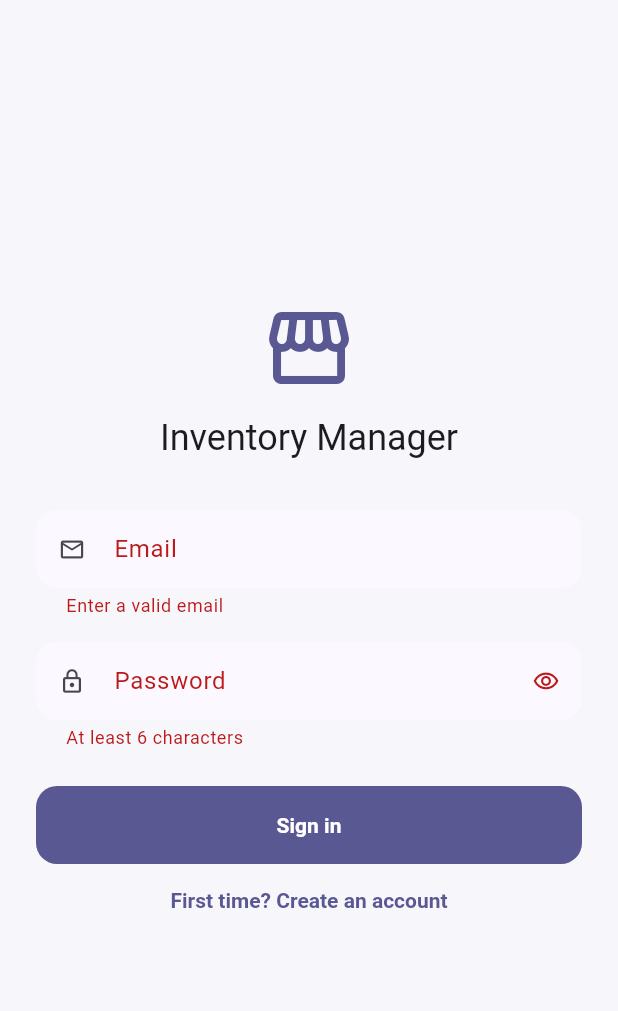
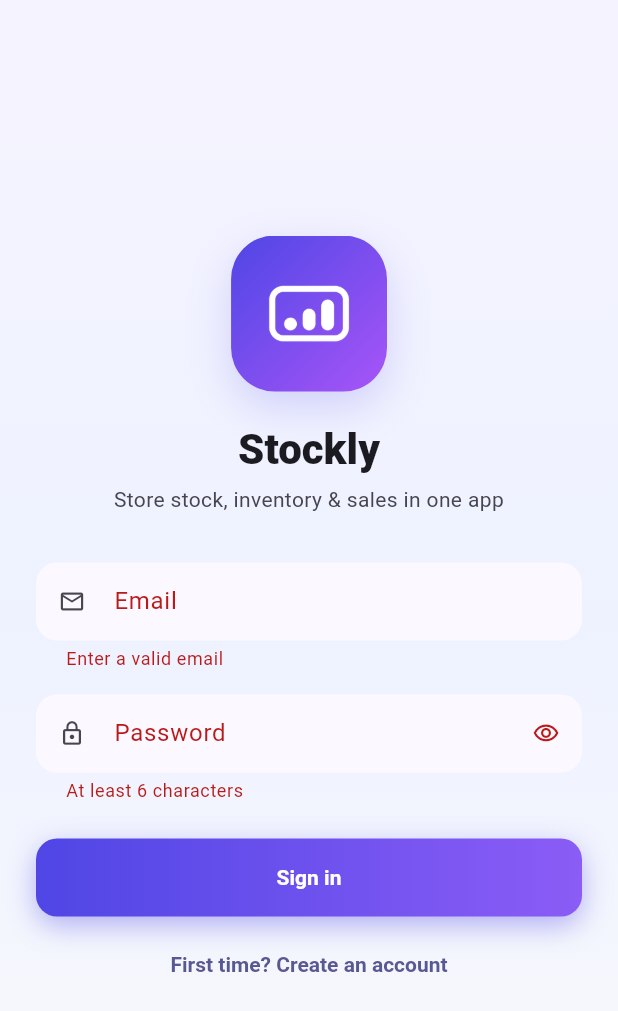
Before and after one commit to apollocked/stock_check_data_entry, a Flutter app: the screen it shows after launch, after a tap on "Sign in", on a phone screen of 412 x 824 dp. Shown: the top 1011 px of the screen. Run offline on Flutter 3.47's test engine with Material 3 defaults, Android fonts, the phone set to English and light mode, and no system bars; our stand-ins replace cross_file, csv, flutter_riverpod, image_picker, share_plus, supabase_flutter; missing offline and left inert: excel, mobile_scanner; accounts and stored records are empty.

Commit message:
refactor(CodeBase) : Ui files

```diff
--- a/lib/main.dart
+++ b/lib/main.dart
@@ -7,6 +7,7 @@ import 'core/theme/app_theme.dart';
 import 'presentation/controllers/auth_controllers.dart';
 import 'presentation/screens/home_screen.dart';
 import 'presentation/screens/login_screen.dart';
+import 'presentation/widgets/brand_logo.dart';
 
 Future<void> main() async {
   WidgetsFlutterBinding.ensureInitialized();
@@ -14,16 +15,16 @@ Future<void> main() async {
     url: Config.supabaseUrl,
     publishableKey: Config.supabaseAnonKey,
   );
-  runApp(const ProviderScope(child: InventoryApp()));
+  runApp(const ProviderScope(child: StocklyApp()));
 }
 
-class InventoryApp extends ConsumerWidget {
-  const InventoryApp({super.key});
+class StocklyApp extends ConsumerWidget {
+  const StocklyApp({super.key});
 
   @override
   Widget build(BuildContext context, WidgetRef ref) {
     return MaterialApp(
-      title: 'Inventory Manager',
+      title: 'Stockly',
       debugShowCheckedModeBanner: false,
       theme: appTheme,
       home: ref
@@ -43,18 +44,19 @@ class _Splash extends StatelessWidget {
 
   @override
   Widget build(BuildContext context) {
-    return Scaffold(
+    return const Scaffold(
       body: Center(
         child: Column(
           mainAxisSize: MainAxisSize.min,
           children: [
-            Icon(
-              Icons.storefront,
-              size: 56,
-              color: Theme.of(context).colorScheme.primary,
+            BrandLogo(size: 96),
+            SizedBox(height: 20),
+            Text(
+              'Stockly',
+              style: TextStyle(fontSize: 24, fontWeight: FontWeight.w800),
             ),
-            const SizedBox(height: 16),
-            const CircularProgressIndicator(),
+            SizedBox(height: 24),
+            CircularProgressIndicator(),
           ],
         ),
       ),
--- a/lib/presentation/screens/login_screen.dart
+++ b/lib/presentation/screens/login_screen.dart
@@ -1,6 +1,9 @@
 import 'package:flutter/material.dart';
 import 'package:flutter_riverpod/flutter_riverpod.dart';
 import 'package:supabase_flutter/supabase_flutter.dart';
+
+import '../../core/theme/app_theme.dart';
+import '../widgets/brand_logo.dart';
 
 class LoginScreen extends ConsumerStatefulWidget {
   const LoginScreen({super.key});
@@ -68,8 +71,18 @@ class _LoginScreenState extends ConsumerState<LoginScreen> {
 
   @override
   Widget build(BuildContext context) {
+    final cs = Theme.of(context).colorScheme;
+
     return Scaffold(
-      body: Center(
+      body: Container(
+        decoration: const BoxDecoration(
+          gradient: LinearGradient(
+            begin: Alignment.topCenter,
+            end: Alignment.bottomCenter,
+            colors: [Color(0xFFF5F3FF), Color(0xFFEEF2FF), Color(0xFFF9FAFB)],
+          ),
+        ),
+        child: Center(
           child: SingleChildScrollView(
             padding: const EdgeInsets.all(24),
             child: ConstrainedBox(
@@ -80,16 +93,20 @@ class _LoginScreenState extends ConsumerState<LoginScreen> {
                   mainAxisAlignment: MainAxisAlignment.center,
                   crossAxisAlignment: CrossAxisAlignment.stretch,
                   children: [
-                  Icon(
-                    Icons.storefront,
-                    size: 64,
-                    color: Theme.of(context).colorScheme.primary,
+                    const Center(child: BrandLogo(size: 104)),
+                    const SizedBox(height: 20),
+                    Text(
+                      'Stockly',
+                      textAlign: TextAlign.center,
+                      style: Theme.of(context).textTheme.headlineMedium
+                          ?.copyWith(fontWeight: FontWeight.w800),
                     ),
-                  const SizedBox(height: 12),
+                    const SizedBox(height: 6),
                     Text(
-                    'Inventory Manager',
+                      'Store stock, inventory & sales in one app',
                       textAlign: TextAlign.center,
-                    style: Theme.of(context).textTheme.headlineSmall,
+                      style: Theme.of(context).textTheme.bodyMedium
+                          ?.copyWith(color: cs.onSurfaceVariant),
                     ),
                     const SizedBox(height: 32),
                     TextFormField(
@@ -127,19 +144,39 @@ class _LoginScreenState extends ConsumerState<LoginScreen> {
                           : 'At least 6 characters',
                     ),
                     const SizedBox(height: 24),
-                  FilledButton(
+                    DecoratedBox(
+                      decoration: BoxDecoration(
+                        gradient: const LinearGradient(colors: kBrandGradient),
+                        borderRadius: BorderRadius.circular(14),
+                        boxShadow: const [
+                          BoxShadow(
+                            color: Color(0x664F46E5),
+                            blurRadius: 16,
+                            offset: Offset(0, 6),
+                          ),
+                        ],
+                      ),
+                      child: FilledButton(
                         style: FilledButton.styleFrom(
                           minimumSize: const Size.fromHeight(52),
+                          backgroundColor: Colors.transparent,
+                          shadowColor: Colors.transparent,
+                          disabledBackgroundColor: cs.primary.withAlpha(150),
                         ),
                         onPressed: _busy ? null : _submit,
                         child: _busy
                             ? const SizedBox(
                                 width: 20,
                                 height: 20,
-                            child: CircularProgressIndicator(strokeWidth: 2),
+                                child: CircularProgressIndicator(
+                                  strokeWidth: 2,
+                                  color: Colors.white,
+                                ),
                               )
                             : Text(_isSignUp ? 'Create account' : 'Sign in'),
                       ),
+                    ),
+                    const SizedBox(height: 8),
                     TextButton(
                       onPressed: _busy
                           ? null
@@ -156,6 +193,7 @@ class _LoginScreenState extends ConsumerState<LoginScreen> {
             ),
           ),
         ),
+      ),
     );
   }
 }
--- /dev/null
+++ b/lib/presentation/widgets/brand_logo.dart
@@ -0,0 +1,29 @@
+import 'package:flutter/material.dart';
+
+class BrandLogo extends StatelessWidget {
+  final double size;
+
+  const BrandLogo({super.key, this.size = 96});
+
+  @override
+  Widget build(BuildContext context) {
+    return Container(
+      width: size,
+      height: size,
+      decoration: BoxDecoration(
+        borderRadius: BorderRadius.circular(size * 0.28),
+        boxShadow: const [
+          BoxShadow(
+            color: Color(0x334F46E5),
+            blurRadius: 24,
+            offset: Offset(0, 10),
+          ),
+        ],
+      ),
+      child: ClipRRect(
+        borderRadius: BorderRadius.circular(size * 0.28),
+        child: Image.asset('assets/branding/logo.png', fit: BoxFit.cover),
+      ),
+    );
+  }
+}
```
Also changed, not shown: lib/core/theme/app_theme.dart (+9 -11 lines), lib/presentation/screens/home_screen.dart (+21 -3 lines), lib/presentation/screens/inventory_tab.dart (+90 -77 lines), lib/presentation/screens/reports_tab.dart (+121 -29 lines), 14 other files. Lines whose indentation alone changed are shown as unchanged.
